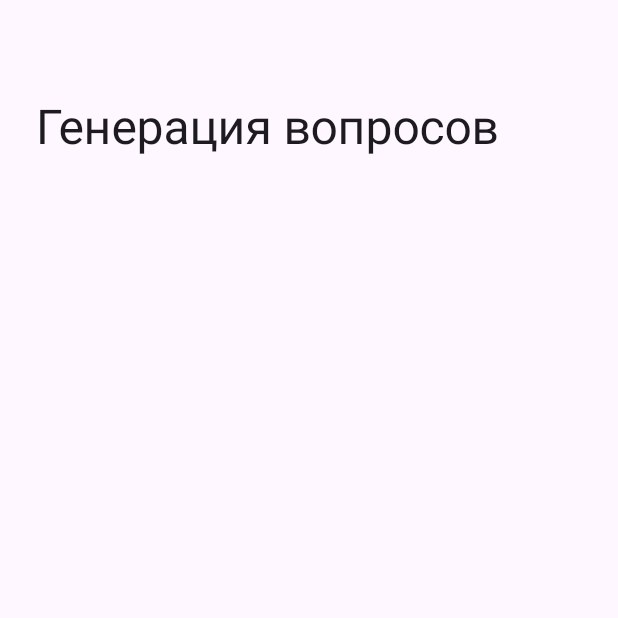
After one commit to hotttabych/IoICUProject, an Android app: the fragment FileDownloadFragment shown on its own in the app's theme, on a phone screen of 412 x 824 dp, the top half of it. The commit adds this screen. Run offline under Robolectric (Android 15) with nearby library versions, the phone set to English and light mode, and no system bars.

Commit message:
implementing FileDownloadFragment

```diff
--- /dev/null
+++ b/app/src/main/java/io/ioi/oio/ui/FileDownloadFragment.kt
@@ -0,0 +1,22 @@
+package io.ioi.oio.ui
+
+import android.os.Bundle
+import androidx.fragment.app.Fragment
+import android.view.LayoutInflater
+import android.view.View
+import android.view.ViewGroup
+import io.ioi.oio.R
+import io.ioi.oio.databinding.FragmentFileDownloadBinding
+
+class FileDownloadFragment : Fragment() {
+    private var _binding: FragmentFileDownloadBinding? = null
+    private val binding get() = _binding!!
+
+    override fun onCreateView(
+        inflater: LayoutInflater, container: ViewGroup?,
+        savedInstanceState: Bundle?
+    ): View? {
+        _binding = FragmentFileDownloadBinding.inflate(inflater, container, false)
+        return binding.root
+    }
+}
--- /dev/null
+++ b/app/src/main/res/layout/fragment_file_download.xml
@@ -0,0 +1,131 @@
+<?xml version="1.0" encoding="utf-8"?>
+<androidx.coordinatorlayout.widget.CoordinatorLayout xmlns:android="http://schemas.android.com/apk/res/android"
+    xmlns:app="http://schemas.android.com/apk/res-auto"
+    xmlns:tools="http://schemas.android.com/tools"
+    android:layout_width="match_parent"
+    android:layout_height="match_parent"
+    tools:context=".ui.FileDownloadFragment">
+
+    <com.google.android.material.appbar.AppBarLayout
+        android:id="@+id/app_bar_layout"
+        android:layout_width="match_parent"
+        android:layout_height="wrap_content"
+        app:liftOnScroll="false">
+
+        <com.google.android.material.appbar.CollapsingToolbarLayout
+            android:id="@+id/collapsing_toolbar"
+            style="?attr/collapsingToolbarLayoutMediumStyle"
+            android:layout_width="match_parent"
+            android:layout_height="?attr/collapsingToolbarLayoutMediumSize"
+            app:collapsedTitleTextAppearance="?textAppearanceTitleLarge"
+            app:collapsedTitleTextColor="?attr/colorOnSurface"
+            app:contentScrim="@android:color/transparent"
+            app:expandedTitleMarginStart="24dp"
+            app:expandedTitleTextAppearance="?textAppearanceHeadlineLarge"
+            app:expandedTitleTextColor="?attr/colorOnSurface"
+            app:layout_scrollFlags="scroll|exitUntilCollapsed|snap"
+            app:title="@string/qua_name"
+            app:titleCollapseMode="scale">
+
+            <com.google.android.material.appbar.MaterialToolbar
+                android:id="@+id/topAppBar"
+                android:layout_width="match_parent"
+                android:layout_height="?attr/actionBarSize"
+                android:elevation="0dp"
+                android:paddingStart="6dp"
+                android:paddingEnd="8dp"
+                app:layout_collapseMode="pin"
+                app:navigationIcon="@null" />
+
+        </com.google.android.material.appbar.CollapsingToolbarLayout>
+    </com.google.android.material.appbar.AppBarLayout>
+
+    <androidx.core.widget.NestedScrollView
+        android:id="@+id/nested_scrollview"
+        android:layout_width="match_parent"
+        android:layout_height="match_parent"
+        android:fillViewport="true"
+        app:layout_behavior="@string/appbar_scrolling_view_behavior">
+
+        <LinearLayout
+            android:layout_width="match_parent"
+            android:layout_height="match_parent"
+            android:orientation="vertical"
+            android:layout_marginHorizontal="24dp">
+
+            <LinearLayout
+                android:id="@+id/ready_layout"
+                android:layout_width="match_parent"
+                android:layout_height="match_parent"
+                android:orientation="vertical"
+                android:gravity="center"
+                android:visibility="gone">
+
+                <ImageView
+                    android:layout_width="wrap_content"
+                    android:layout_height="wrap_content"
+                    android:minWidth="120dp"
+                    android:minHeight="120dp"
+                    android:layout_gravity="center"
+                    android:paddingHorizontal="16dp"
+                    android:paddingTop="8dp"
+                    android:src="@drawable/baseline_check_24" />
+
+                <TextView
+                    android:layout_width="match_parent"
+                    android:layout_height="wrap_content"
+                    android:gravity="center"
+                    android:paddingVertical="5dp"
+                    android:textSize="22sp"
+                    android:layout_marginHorizontal="14dp"
+                    android:text="@string/file_is_ready" />
+
+                <com.google.android.material.button.MaterialButton
+                    android:id="@+id/questions_button"
+                    android:layout_width="match_parent"
+                    android:layout_height="wrap_content"
+                    android:layout_marginVertical="8dp"
+                    android:paddingVertical="24dp"
+                    android:text="@string/download"
+                    android:textSize="18sp"
+                    app:shapeAppearance="@style/ShapeAppearance.Material3.Corner.ExtraLarge" />
+
+            </LinearLayout>
+
+            <LinearLayout
+                android:id="@+id/placeholder_layout"
+                android:layout_width="match_parent"
+                android:layout_height="match_parent"
+                android:orientation="vertical"
+                android:gravity="center"
+                android:visibility="gone"
+                tools:visibility="visible">
+
+                <ProgressBar
+                    android:id="@+id/progress_loader"
+                    style="?android:attr/progressBarStyle"
+                    android:layout_width="wrap_content"
+                    android:layout_height="wrap_content"
+                    android:minWidth="90dp"
+                    android:minHeight="90dp"
+                    android:layout_gravity="center"
+                    android:layout_marginBottom="16dp"
+                    android:indeterminateTint="@color/purple"
+                    android:visibility="visible" />
+
+                <TextView
+                    android:layout_width="match_parent"
+                    android:layout_height="wrap_content"
+                    android:gravity="center"
+                    android:paddingVertical="5dp"
+                    android:textSize="22sp"
+                    android:layout_marginHorizontal="14dp"
+                    android:text="@string/file_loading" />
+
+            </LinearLayout>
+
+        </LinearLayout>
+
+    </androidx.core.widget.NestedScrollView>
+
+</androidx.coordinatorlayout.widget.CoordinatorLayout>
--- a/app/src/main/res/values/strings.xml
+++ b/app/src/main/res/values/strings.xml
@@ -1,5 +1,5 @@
 <resources>
-    <string name="app_name">EDU GOST</string>
+    <string name="app_name">edugost</string>
     <string name="qua_name">Генерация вопросов</string>
     <!-- TODO: Remove or change this placeholder text -->
     <string name="hello_blank_fragment">Hello blank fragment</string>
@@ -30,4 +30,7 @@
     <string name="qua_theme_enter_text">Тема работы</string>
     <string name="qua_count_enter_text">Количество вопросов (10 максимум)</string>
     <string name="generate_button_text">Генерировать</string>
+    <string name="file_is_ready">Твой файл готов.\nХорошей защиты!</string>
+    <string name="download">Скачать</string>
+    <string name="file_loading">Загружаем твой файл…</string>
 </resources>
```
